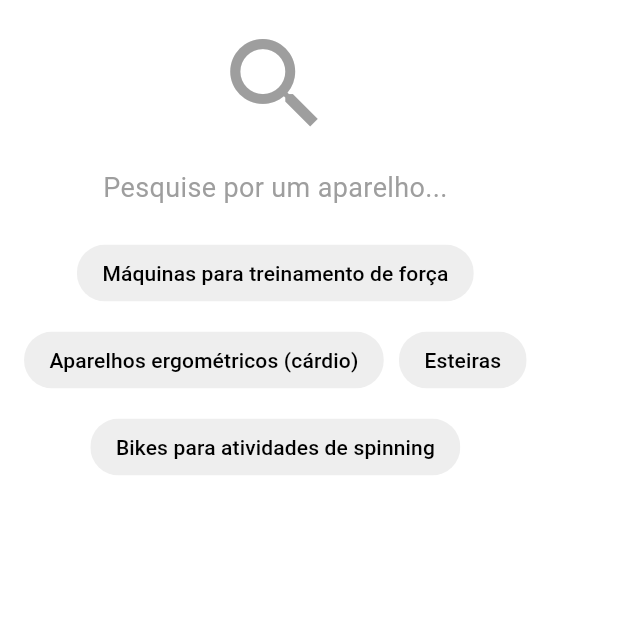
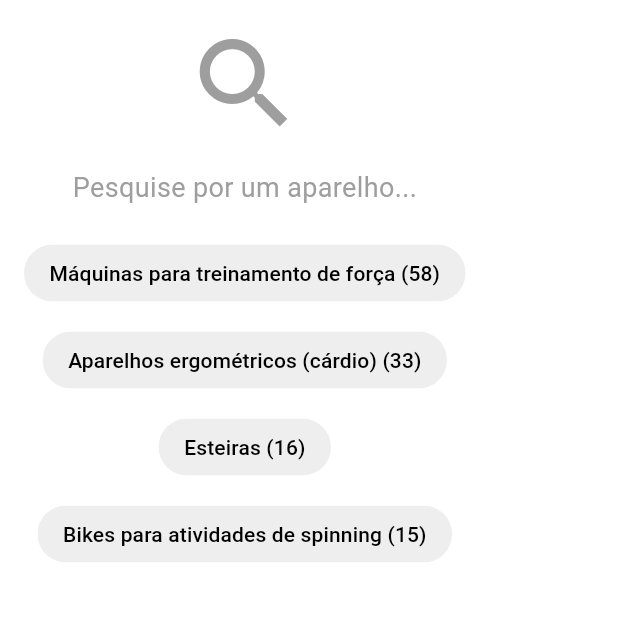
Before and after one commit to tiagostmg/academia-unifor, a Flutter app: the EquipmentsBody screen opened directly, on a phone screen of 412 x 824 dp, the part 84-705 px from its top. Run offline on Flutter 3.47's test engine with Material 3 defaults, Android fonts, the phone set to English and light mode, and no system bars; our stand-ins replace animate_do, card_swiper, convex_bottom_bar, flutter_dotenv, flutter_svg, font_awesome_flutter and 1 more.

Commit message:
Refactor EquipmentsScreen to remove hardcoded suggestions; implement dynamic category counts for ActionChip display

```diff
--- a/lib/screens/admin/equipments_screen.dart
+++ b/lib/screens/admin/equipments_screen.dart
@@ -2,13 +2,6 @@ import 'package:flutter/material.dart';
 import 'package:academia_unifor/widgets.dart';
 import 'package:academia_unifor/services/gym_data_service.dart';
 import 'package:academia_unifor/models/gym_equipment.dart';
-
-Map<String, int> suggestions = {
-  "Máquinas para treinamento de força": 40,
-  "Aparelhos ergométricos (cárdio)": 24,
-  "Esteiras": 12,
-  "Bikes para atividades de spinning": 11,
-};
 
 class EquipmentsScreen extends StatelessWidget {
   const EquipmentsScreen({super.key});
@@ -40,6 +33,7 @@ class _EquipmentsBodyState extends State<EquipmentsBody> {
   String? selectedCategory;
   List<EquipmentItem> allItems = [];
   List<EquipmentItem> selectedItems = [];
+  Map<String, int> categoryCounts = {};
 
   @override
   void initState() {
@@ -50,8 +44,11 @@ class _EquipmentsBodyState extends State<EquipmentsBody> {
   void _loadAllItems() async {
     final categories = await loadGymEquipment();
     final items = categories.expand((c) => c.items).toList();
+    final counts = {for (var c in categories) c.category: c.total};
+
     setState(() {
       allItems = items;
+      categoryCounts = counts;
     });
   }
 
@@ -126,6 +123,7 @@ class _EquipmentsBodyState extends State<EquipmentsBody> {
           child:
               selectedCategory == null
                   ? _EmptySearchSection(
+                    categoryCounts: categoryCounts,
                     chipColor: chipColor,
                     textColor: textColor,
                     onChipTap: _loadCategory,
@@ -148,11 +146,13 @@ class _EquipmentsBodyState extends State<EquipmentsBody> {
 }
 
 class _EmptySearchSection extends StatelessWidget {
+  final Map<String, int> categoryCounts;
   final Color chipColor;
   final Color textColor;
   final void Function(String) onChipTap;
 
   const _EmptySearchSection({
+    required this.categoryCounts,
     required this.chipColor,
     required this.textColor,
     required this.onChipTap,
@@ -174,20 +174,20 @@ class _EmptySearchSection extends StatelessWidget {
           spacing: 10,
           runSpacing: 10,
           children:
-              suggestions.keys
-                  .map(
-                    (equipamento) => ActionChip(
-                      label: Text(equipamento),
+              categoryCounts.entries.map((entry) {
+                final name = entry.key;
+                final total = entry.value;
+                return ActionChip(
+                  label: Text('$name ($total)'),
                   backgroundColor: chipColor,
                   labelStyle: TextStyle(color: textColor),
                   shape: RoundedRectangleBorder(
                     borderRadius: BorderRadius.circular(20),
                     side: BorderSide(color: Colors.transparent),
                   ),
-                      onPressed: () => onChipTap(equipamento),
-                    ),
-                  )
-                  .toList(),
+                  onPressed: () => onChipTap(name),
+                );
+              }).toList(),
         ),
       ],
     );
```
Lines whose indentation alone changed are shown as unchanged.
